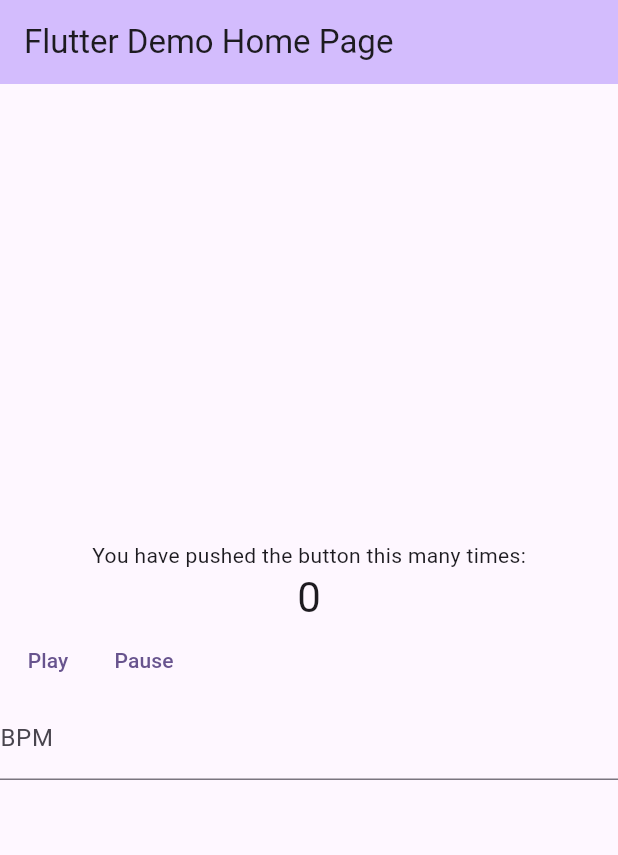
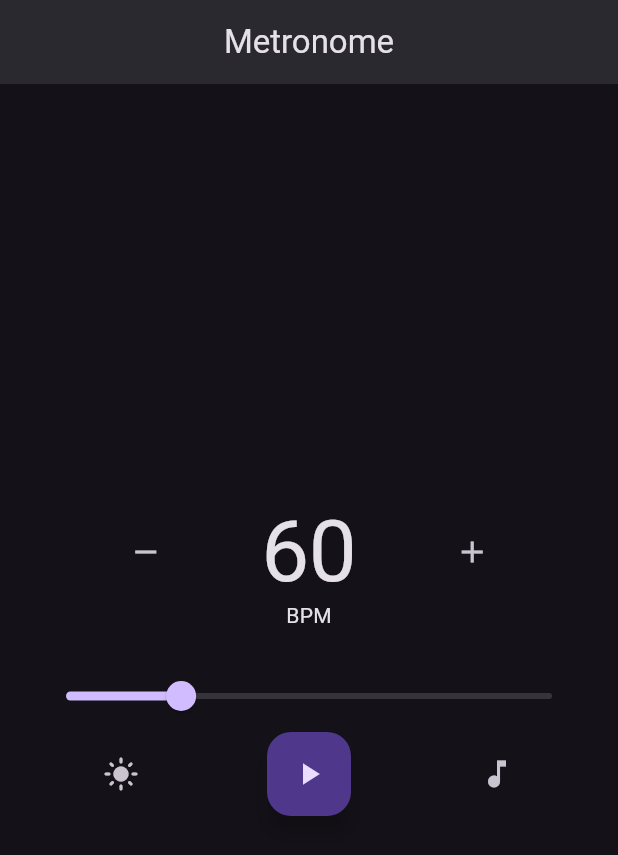
Before and after one commit to GreatApe77/metronome, a Flutter app: the screen it shows after launch, on a phone screen of 412 x 824 dp. Shown: the top 855 px of the screen. Run offline on Flutter 3.47's test engine with Material 3 defaults, Android fonts, the phone set to English and light mode, and no system bars; our stand-ins replace audioplayers.

Commit message:
prototype UI

```diff
--- a/lib/app_widget.dart
+++ b/lib/app_widget.dart
@@ -7,9 +7,9 @@ class AppWidget extends StatelessWidget {
   Widget build(BuildContext context) {
     return MaterialApp(
       title: 'Flutter Demo',
-      theme: ThemeData(
-        colorScheme: ColorScheme.fromSeed(seedColor: Colors.deepPurple),
-      ),
+      themeMode: ThemeMode.dark,
+      darkTheme: ThemeData.dark(),
+      theme: ThemeData.light(),
       home: const HomePage(title: 'Flutter Demo Home Page'),
     );
   }
--- a/lib/data/metronome_impl.dart
+++ b/lib/data/metronome_impl.dart
@@ -48,7 +48,7 @@ class MetronomeImpl implements Metronome, Disposable {
   void stop() {
     _timer?.cancel();
     _timer = null;
-    _isRunning=false;
+    _isRunning = false;
   }
 
   @override
--- a/lib/view/pages/home_page.dart
+++ b/lib/view/pages/home_page.dart
@@ -17,7 +17,6 @@ class HomePage extends StatefulWidget {
 }
 
 class _HomePageState extends State<HomePage> {
-  int _tickCounter = 0;
   final Metronome metronome = MetronomeImpl();
   late StreamSubscription<Tick> sub;
 
@@ -31,18 +30,15 @@ class _HomePageState extends State<HomePage> {
 
     AudioPool.createFromAsset(
       path: Assets.tickSoundFilePath,
-      maxPlayers: 30,
-      minPlayers: 10,
+      maxPlayers: 200,
     ).then((value) {
       audioPool = value;
     });
   }
 
   void _onTick(Tick metronomeTick) async {
-    audioPool?.start();
-    setState(() {
-      _tickCounter++;
-    });
+    //audioPool?.start();
+    setState(() {});
   }
 
   @override
@@ -56,45 +52,68 @@ class _HomePageState extends State<HomePage> {
   Widget build(BuildContext context) {
     return Scaffold(
       appBar: AppBar(
-        backgroundColor: Theme.of(context).colorScheme.inversePrimary,
-        title: Text(widget.title),
+        backgroundColor: Theme.of(context).colorScheme.surfaceContainerHigh,
+        title: Text('Metronome'),
+        centerTitle: true,
       ),
-      body: Center(
+      body: Padding(
+        padding: EdgeInsets.symmetric(horizontal: 20),
+        child: Center(
           child: Column(
-          mainAxisAlignment: MainAxisAlignment.center,
-          children: <Widget>[
-            const Text('You have pushed the button this many times:'),
+            mainAxisSize: MainAxisSize.min,
+            children: [
+              Row(
+                mainAxisAlignment: MainAxisAlignment.spaceEvenly,
+                children: [
+                  IconButton(
+                    onPressed: () {
+                      if (metronome.bpm <= 1) return;
+                      setState(() {
+                        metronome.setBpm(metronome.bpm - 1);
+                      });
+                    },
+                    icon: Icon(Icons.remove),
+                  ),
                   Text(
-              '$_tickCounter',
-              style: Theme.of(context).textTheme.headlineMedium,
+                    '${metronome.bpm}',
+                    style: Theme.of(context).textTheme.displayLarge,
                   ),
-            Row(
-              children: [
-                TextButton(
+                  IconButton(
                     onPressed: () {
-                    metronome.start();
+                      if (metronome.bpm >= 250) return;
+                      setState(() {
+                        metronome.setBpm(metronome.bpm + 1);
+                      });
                     },
-                  child: Text('Play'),
-                ),
-                TextButton(
-                  onPressed: () {
-                    metronome.stop();
-                  },
-                  child: Text('Pause'),
+                    icon: Icon(Icons.add),
                   ),
                 ],
               ),
-            TextField(
-              keyboardType: TextInputType.numberWithOptions(
-                signed: false,
-                decimal: false,
+              Text('BPM'),
+              SizedBox(height: 20),
+              Slider(
+                value: metronome.bpm.toDouble(),
+                min: 1,
+                max: 250,
+                onChanged: (value) {
+                  setState(() {
+                    metronome.setBpm(value.toInt());
+                  });
+                },
               ),
-              onChanged: (value) {
-                metronome.setBpm(int.parse(value));
-              },
-              decoration: InputDecoration(label: Text('BPM')),
+              Row(
+                mainAxisAlignment: MainAxisAlignment.spaceAround,
+                children: [
+                  IconButton(onPressed: () {}, icon: Icon(Icons.light_mode)),
+                  FloatingActionButton(
+                    onPressed: () {},
+                    child: Icon(Icons.play_arrow),
+                  ),
+                  IconButton(onPressed: () {}, icon: Icon(Icons.music_note)),
+                ],
               ),
             ],
+          ),
         ),
       ),
     );
```
Also changed, not shown: 1 other file. Lines whose indentation alone changed are shown as unchanged.
